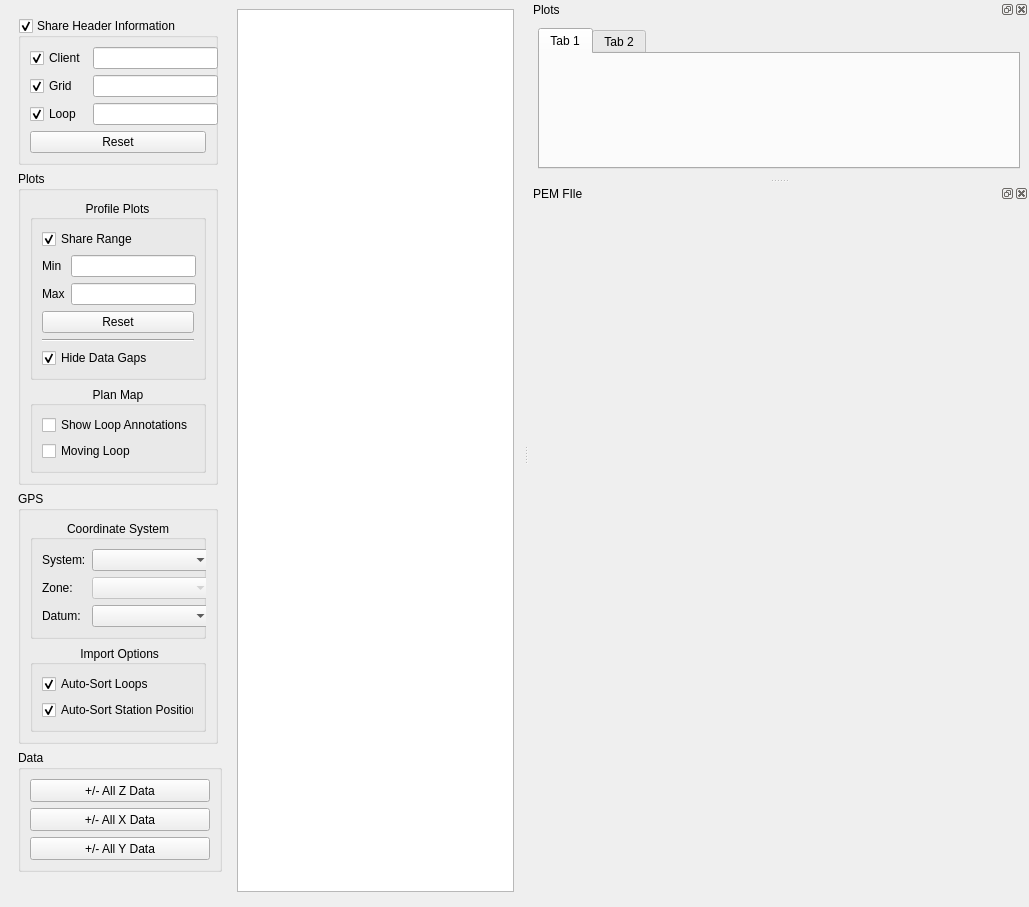
Qt form src/qt_ui/pem_editor_window.ui (Eric-Meunier/Processor-Suite) before a commit.
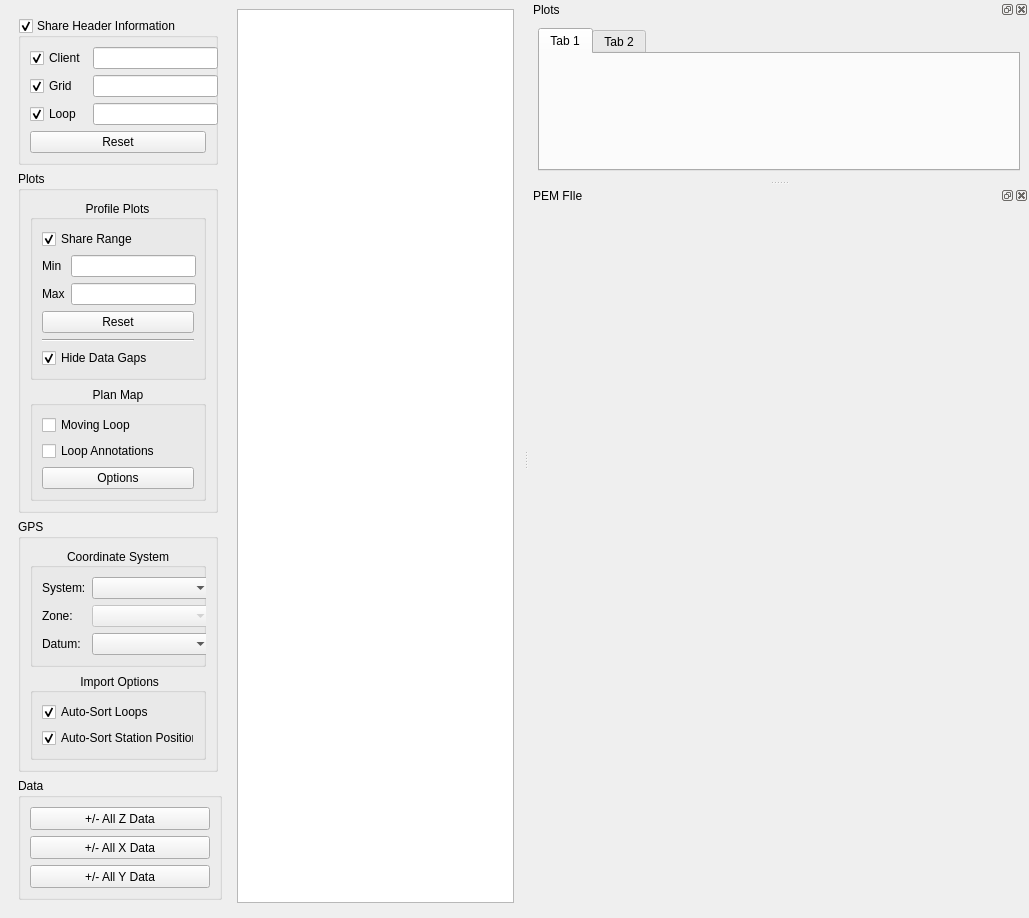
The same form after that commit.

Commit message: Changed method of converting coordinates to UTM. Added PlanMapOptions.

```diff
--- a/src/qt_ui/pem_editor_window.ui
+++ b/src/qt_ui/pem_editor_window.ui
@@ -263,13 +263,6 @@
              <set>Qt::AlignCenter</set>
             </property>
             <layout class="QVBoxLayout" name="verticalLayout_4">
-             <item>
-              <widget class="QCheckBox" name="show_loop_anno_checkbox">
-               <property name="text">
-                <string>Show Loop Annotations</string>
-               </property>
-              </widget>
-             </item>
              <item>
               <widget class="QCheckBox" name="movingLoopCBox">
                <property name="text">
@@ -277,6 +270,20 @@
                </property>
               </widget>
              </item>
+             <item>
+              <widget class="QCheckBox" name="show_loop_anno_checkbox">
+               <property name="text">
+                <string>Loop Annotations</string>
+               </property>
+              </widget>
+             </item>
+             <item>
+              <widget class="QPushButton" name="plan_map_options_btn">
+               <property name="text">
+                <string>Options</string>
+               </property>
+              </widget>
+             </item>
             </layout>
            </widget>
           </item>
```
The commit also changes 5 other files.
